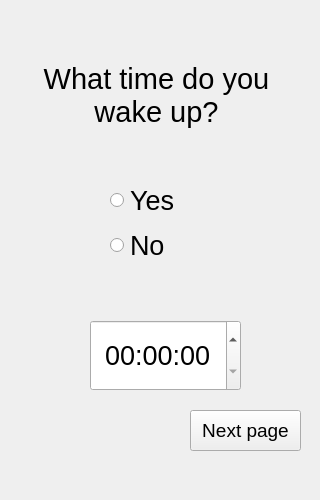
First picture: the form in gatheringinf.ui, repository Hasirati/Calendar, before the edit.
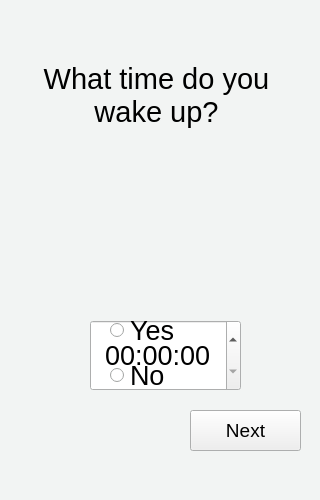
Second picture: the form after the edit.

What changed in the file:
```diff
--- a/gatheringinf.ui
+++ b/gatheringinf.ui
@@ -10,6 +10,70 @@
     <height>500</height>
    </rect>
   </property>
+  <property name="palette">
+   <palette>
+    <active>
+     <colorrole role="Base">
+      <brush brushstyle="SolidPattern">
+       <color alpha="255">
+        <red>255</red>
+        <green>255</green>
+        <blue>255</blue>
+       </color>
+      </brush>
+     </colorrole>
+     <colorrole role="Window">
+      <brush brushstyle="SolidPattern">
+       <color alpha="255">
+        <red>242</red>
+        <green>244</green>
+        <blue>243</blue>
+       </color>
+      </brush>
+     </colorrole>
+    </active>
+    <inactive>
+     <colorrole role="Base">
+      <brush brushstyle="SolidPattern">
+       <color alpha="255">
+        <red>255</red>
+        <green>255</green>
+        <blue>255</blue>
+       </color>
+      </brush>
+     </colorrole>
+     <colorrole role="Window">
+      <brush brushstyle="SolidPattern">
+       <color alpha="255">
+        <red>242</red>
+        <green>244</green>
+        <blue>243</blue>
+       </color>
+      </brush>
+     </colorrole>
+    </inactive>
+    <disabled>
+     <colorrole role="Base">
+      <brush brushstyle="SolidPattern">
+       <color alpha="255">
+        <red>242</red>
+        <green>244</green>
+        <blue>243</blue>
+       </color>
+      </brush>
+     </colorrole>
+     <colorrole role="Window">
+      <brush brushstyle="SolidPattern">
+       <color alpha="255">
+        <red>242</red>
+        <green>244</green>
+        <blue>243</blue>
+       </color>
+      </brush>
+     </colorrole>
+    </disabled>
+   </palette>
+  </property>
   <property name="windowTitle">
    <string>Form</string>
   </property>
@@ -68,14 +132,14 @@
     </font>
    </property>
    <property name="text">
-    <string>Next page</string>
+    <string>Next</string>
    </property>
   </widget>
   <widget class="QWidget" name="layoutWidget">
    <property name="geometry">
     <rect>
      <x>110</x>
-     <y>180</y>
+     <y>310</y>
      <width>101</width>
      <height>86</height>
     </rect>
@@ -107,6 +171,22 @@
     </item>
    </layout>
   </widget>
+  <widget class="QLabel" name="lb_pic">
+   <property name="geometry">
+    <rect>
+     <x>40</x>
+     <y>140</y>
+     <width>241</width>
+     <height>151</height>
+    </rect>
+   </property>
+   <property name="text">
+    <string/>
+   </property>
+   <property name="scaledContents">
+    <bool>true</bool>
+   </property>
+  </widget>
  </widget>
  <tabstops>
   <tabstop>time</tabstop>
```
